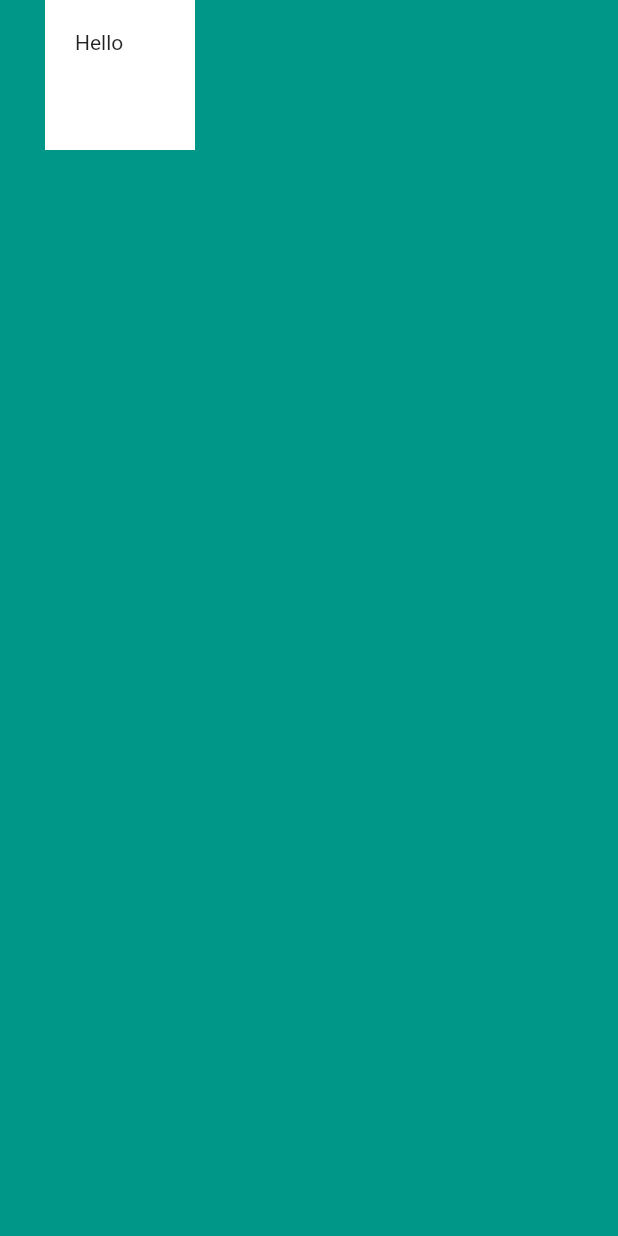
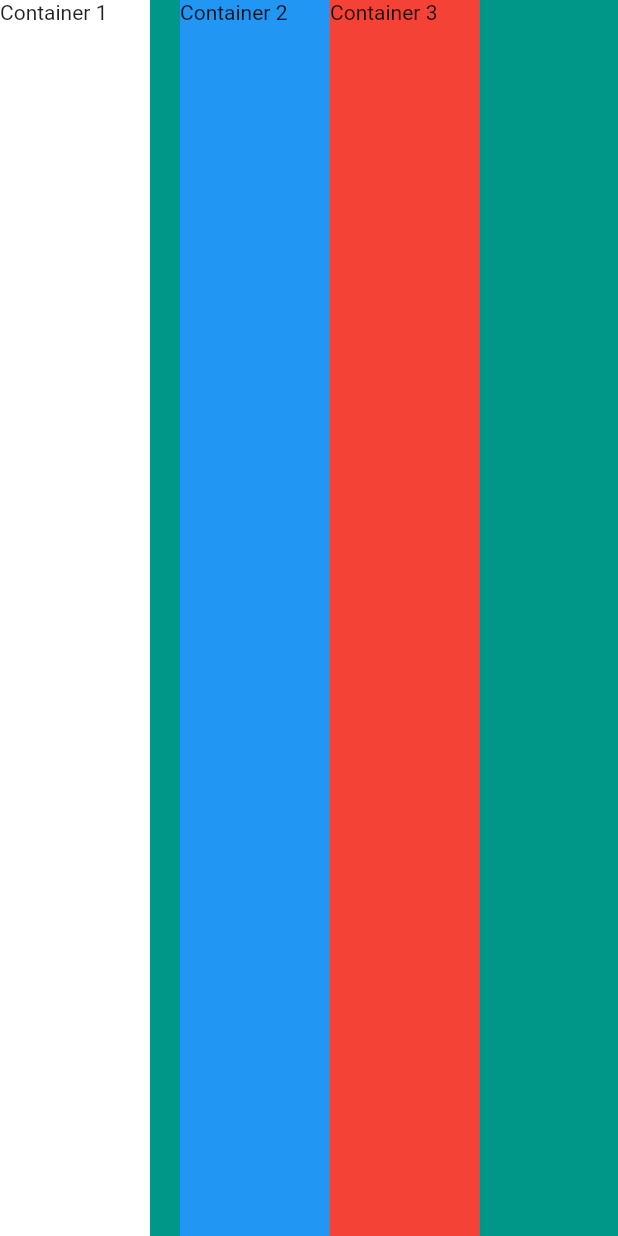
Before and after one commit to kelvinbush/mi_card, a Flutter app: the screen it shows after launch, on a phone screen of 412 x 824 dp. Run offline on Flutter 3.47's test engine with Material 2 defaults, Android fonts, the phone set to English and light mode, and no system bars.

Commit message:
working with columns/rows
Signed-off-by: Kelvin Bush <kelybush@gmail.com>

```diff
--- a/lib/main.dart
+++ b/lib/main.dart
@@ -1,3 +1,4 @@
+import 'package:flutter/cupertino.dart';
 import 'package:flutter/material.dart';
 
 void main() {
@@ -13,13 +14,29 @@ class MyApp extends StatelessWidget {
       home: Scaffold(
         backgroundColor: Colors.teal,
         body: SafeArea(
-          child: Container(
-            height: 100.0,
-            width: 100.0,
-            margin: EdgeInsets.only(left: 30.0),
-            padding: EdgeInsets.all(20.0),
-            color: Colors.white,
-            child: Text("Hello"),
+          child: Row(
+            crossAxisAlignment: CrossAxisAlignment.stretch,
+            children: <Widget>[
+              Container(
+                height: 100.0,
+                width: 100.0,
+                color: Colors.white,
+                child: Text("Container 1"),
+              ),
+              SizedBox(width: 20.0),
+              Container(
+                width: 100.0,
+                height: 100.0,
+                color: Colors.blue,
+                child: Text("Container 2"),
+              ),
+              Container(
+                width: 100.0,
+                height: 100.0,
+                color: Colors.red,
+                child: Text("Container 3"),
+              )
+            ],
           ),
         ),
       ),
```
